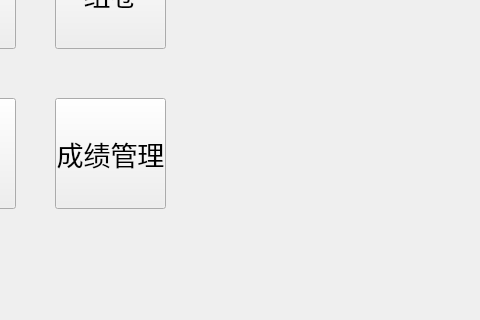
This is source/teacherwindow.ui in Sodataco/exam-system as Qt 5 draws it before an edit; both pictures show x 125 to 605 and y 162 to 482 of the 605 by 482 pixel window. The edited form follows.
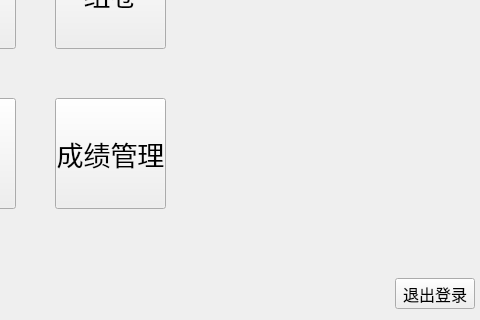
This is the edited form.

Diff of the .ui file:
```diff
--- a/source/teacherwindow.ui
+++ b/source/teacherwindow.ui
@@ -103,6 +103,24 @@
     <string>成绩管理</string>
    </property>
   </widget>
+  <widget class="QPushButton" name="Return">
+   <property name="geometry">
+    <rect>
+     <x>520</x>
+     <y>440</y>
+     <width>80</width>
+     <height>31</height>
+    </rect>
+   </property>
+   <property name="font">
+    <font>
+     <pointsize>12</pointsize>
+    </font>
+   </property>
+   <property name="text">
+    <string>退出登录</string>
+   </property>
+  </widget>
  </widget>
  <resources/>
  <connections/>
```
Left out of the diff: 4 changed lines with no effect on the pictures.
